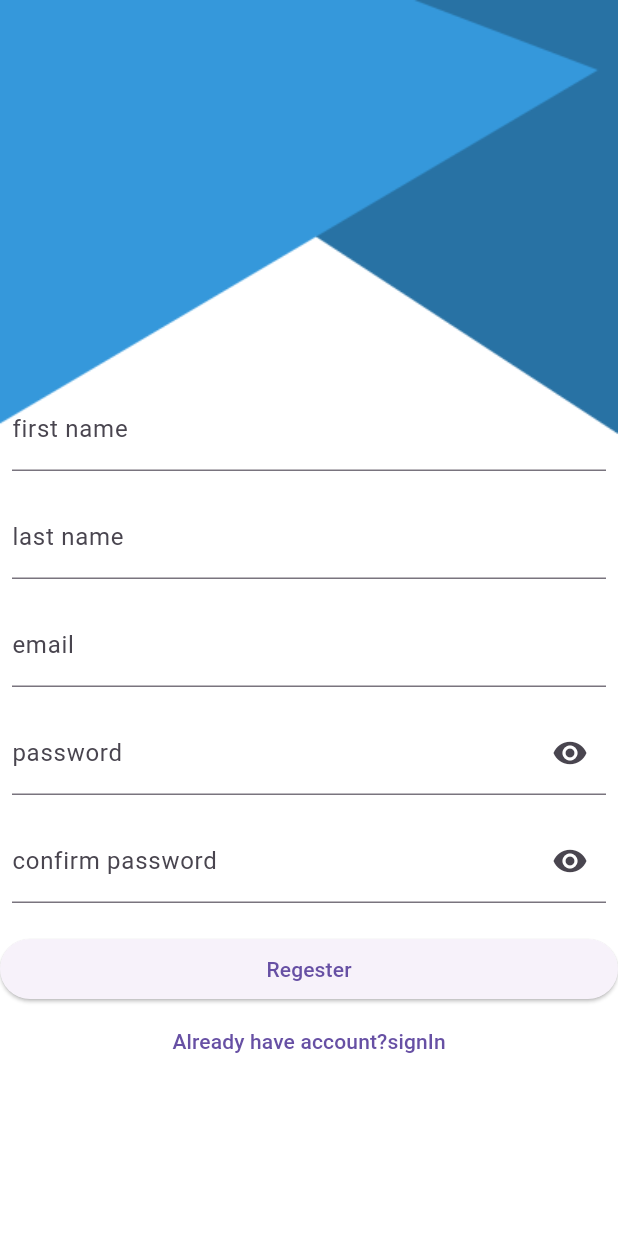
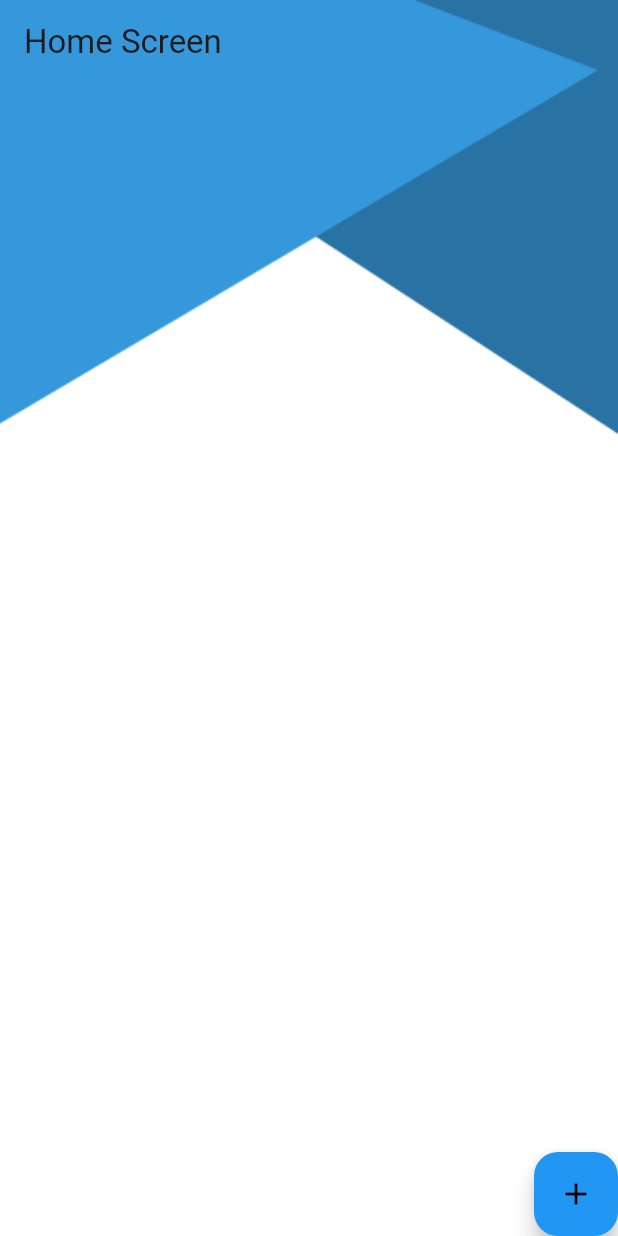
Before and after one commit to MarwanElhoseney/chat_app, a Flutter app: the screen it shows after launch, on a phone screen of 412 x 824 dp. Run offline on Flutter 3.47's test engine with Material 3 defaults, Android fonts, the phone set to English and light mode, and no system bars; our stand-ins replace cloud_firestore, firebase_auth, firebase_core; accounts and stored records are empty.

Commit message:
+ home screen +add room screen +insert room to database

```diff
--- a/lib/customs/custom_text_form_field.dart
+++ b/lib/customs/custom_text_form_field.dart
@@ -14,7 +14,8 @@ class CustomTextFormField extends StatefulWidget {
       this.obscure = false,
       this.visable = false,
       this.validate,
-      this.controller});
+    this.controller,
+  });
 
   @override
   State<CustomTextFormField> createState() => _CustomTextFormFieldState();
--- a/lib/main.dart
+++ b/lib/main.dart
@@ -1,4 +1,6 @@
 import 'package:chat_app/firebase_options.dart';
+import 'package:chat_app/ui/add_room/add_room.dart';
+import 'package:chat_app/ui/home_screen/home_screen.dart';
 import 'package:chat_app/ui/regestretion/RegesterScreen.dart';
 import 'package:chat_app/ui/signIn/signIn.dart';
 import 'package:firebase_core/firebase_core.dart';
@@ -18,9 +20,11 @@ class MyApp extends StatelessWidget {
     return MaterialApp(
       routes: {
         Regesterscreen.routeName: (context) => Regesterscreen(),
-        signInScreen.routeName: (context) => signInScreen()
+        SignInScreen.routeName: (context) => SignInScreen(),
+        HomeScreen.routeName: (context) => HomeScreen(),
+        AddRoom.routeName: (context) => AddRoom(),
       },
-      initialRoute: Regesterscreen.routeName,
+      initialRoute: HomeScreen.routeName,
     );
   }
 }
--- /dev/null
+++ b/lib/sharedData.dart
@@ -0,0 +1,5 @@
+import 'package:chat_app/model/my_user.dart';
+
+class SharedData {
+  static MyUser? user;
+}
--- /dev/null
+++ b/lib/ui/home_screen/home_screen.dart
@@ -0,0 +1,63 @@
+import 'package:chat_app/ui/add_room/add_room.dart';
+import 'package:chat_app/ui/home_screen/home_screen_view_model.dart';
+import 'package:chat_app/ui/regestretion/regester_view_model.dart';
+import 'package:flutter/material.dart';
+import 'package:provider/provider.dart';
+
+class HomeScreen extends StatefulWidget {
+  static const String routeName = "homeScreen";
+
+  @override
+  State<HomeScreen> createState() => _HomeScreenState();
+}
+
+class _HomeScreenState extends State<HomeScreen>
+    implements homeScreenNaviegator {
+  late homeScreenViewModel viewModel;
+
+  void initState() {
+    super.initState();
+    viewModel = homeScreenViewModel();
+    viewModel.naviegator = this;
+  }
+
+  @override
+  Widget build(BuildContext context) {
+    return ChangeNotifierProvider(
+        create: (context) => viewModel,
+        child: Container(
+            decoration: BoxDecoration(
+                color: Colors.white,
+                image: DecorationImage(
+                    fit: BoxFit.fill,
+                    image: AssetImage("assets/images/background_image.png"))),
+            child: Scaffold(
+                appBar: AppBar(
+                  elevation: 0,
+                  backgroundColor: Colors.transparent,
+                  title: Text("Home Screen"),
+                ),
+                extendBody: false,
+                backgroundColor: Colors.transparent,
+                body: Column(
+                  mainAxisAlignment: MainAxisAlignment.end,
+                  children: [
+                    Row(
+                      mainAxisAlignment: MainAxisAlignment.end,
+                      children: [
+                        FloatingActionButton(
+                          onPressed: () {
+                            Navigator.pushNamed(context, AddRoom.routeName);
+                          },
+                          child: Icon(
+                            Icons.add,
+                            color: Colors.black,
+                          ),
+                          backgroundColor: Colors.blue,
+                        ),
+                      ],
+                    )
+                  ],
+                ))));
+  }
+}
--- /dev/null
+++ b/lib/ui/home_screen/home_screen_view_model.dart
@@ -0,0 +1,7 @@
+import 'package:flutter/material.dart';
+
+abstract class homeScreenNaviegator {}
+
+class homeScreenViewModel extends ChangeNotifier {
+  homeScreenNaviegator? naviegator;
+}
--- a/pubspec.yaml
+++ b/pubspec.yaml
@@ -38,6 +38,7 @@ dependencies:
   firebase_core: ^3.12.1
   firebase_auth: ^5.5.1
   provider: ^6.1.2
+  cloud_firestore: ^5.6.5
 
 dev_dependencies:
   flutter_test:
```
Also changed, not shown: lib/database/my_database.dart (added, +45 -0 lines), lib/model/Room.dart (added, +26 -0 lines), lib/model/my_user.dart (added, +26 -0 lines), lib/ui/add_room/add_room.dart (added, +160 -0 lines), lib/ui/add_room/add_room_view_model.dart (added, +28 -0 lines), lib/ui/add_room/room_categoty.dart (added, +18 -0 lines), lib/ui/regestretion/RegesterScreen.dart (+15 -5 lines), lib/ui/regestretion/regester_view_model.dart (+18 -2 lines), lib/ui/signIn/signIn.dart (+10 -4 lines), lib/ui/signIn/signIn_ViewModel.dart (+10 -2 lines), assets/images/create_room.png (added), assets/images/movies.png (added), assets/images/music.png (added), assets/images/sports.png (added), 1 more files.
